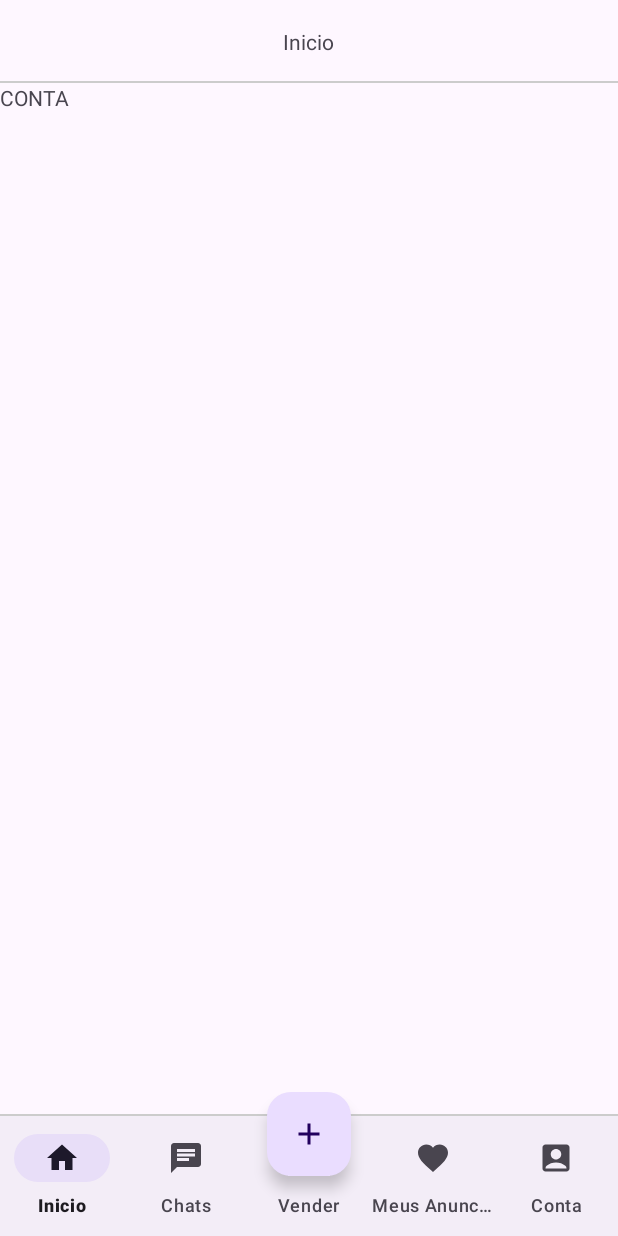
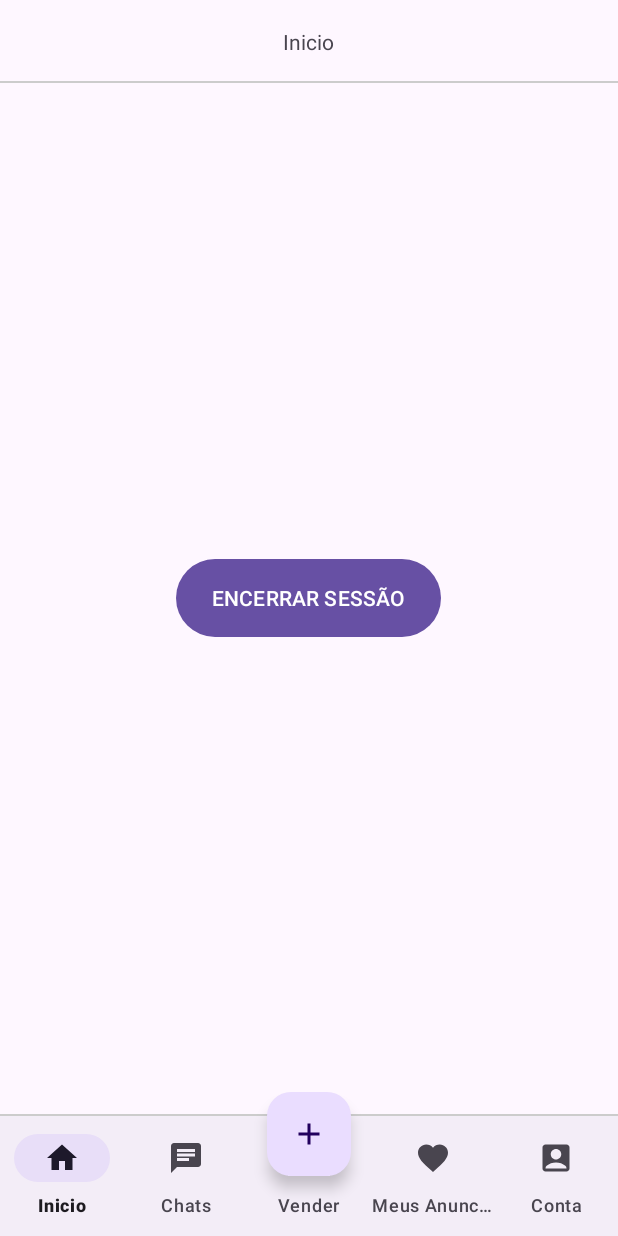
Before and after one commit to thiago082882/App_Compra_Venda, an Android app: the fragment ContaFragment placed in its activity, on a phone screen of 412 x 824 dp. Run offline under Robolectric (Android 15) with nearby library versions, the phone set to English and light mode, and no system bars; our stand-ins replace Firebase (no records; nobody signed in at launch, a user with empty details on screens opened directly).

Commit message:
final app

```diff
--- a/app/src/main/java/com/thiago/appcompraevenda/MainActivity.kt
+++ b/app/src/main/java/com/thiago/appcompraevenda/MainActivity.kt
@@ -1,7 +1,9 @@
 package com.thiago.appcompraevenda
 
+import android.content.Intent
 import androidx.appcompat.app.AppCompatActivity
 import android.os.Bundle
+import com.google.firebase.auth.FirebaseAuth
 import com.thiago.appcompraevenda.databinding.ActivityMainBinding
 import com.thiago.appcompraevenda.databinding.FragmentInicioBinding
 import com.thiago.appcompraevenda.fragmentos.ChatsFragment
@@ -12,11 +14,14 @@ import com.thiago.appcompraevenda.fragmentos.MeusAnunciosFragment
 class MainActivity : AppCompatActivity() {
 
     private lateinit var  binding :ActivityMainBinding
+    private lateinit var firebaseAuth: FirebaseAuth
     override fun onCreate(savedInstanceState: Bundle?) {
         super.onCreate(savedInstanceState)
         binding =ActivityMainBinding.inflate(layoutInflater)
         setContentView(binding.root)
 
+        firebaseAuth = FirebaseAuth.getInstance()
+        comprovarSessao()
         verFragmentInicio()
 
         binding.BottonNV.setOnItemSelectedListener { item ->
@@ -42,6 +47,14 @@ class MainActivity : AppCompatActivity() {
         }
 
 
+    }
+
+    private fun comprovarSessao(){
+        if(firebaseAuth.currentUser == null){
+            startActivity(Intent(this,OpcaoLogin::class.java))
+            finishAffinity()
+
+        }
     }
     private fun verFragmentInicio(){
   binding.TituloRl.text = "Inicio"
--- a/app/src/main/java/com/thiago/appcompraevenda/fragmentos/ContaFragment.kt
+++ b/app/src/main/java/com/thiago/appcompraevenda/fragmentos/ContaFragment.kt
@@ -1,60 +1,49 @@
 package com.thiago.appcompraevenda.fragmentos
 
+import android.content.Context
+import android.content.Intent
 import android.os.Bundle
 import androidx.fragment.app.Fragment
 import android.view.LayoutInflater
 import android.view.View
 import android.view.ViewGroup
-import com.thiago.appcompraevenda.R
+import com.google.firebase.auth.FirebaseAuth
+import com.thiago.appcompraevenda.OpcaoLogin
 
-// TODO: Rename parameter arguments, choose names that match
-// the fragment initialization parameters, e.g. ARG_ITEM_NUMBER
-private const val ARG_PARAM1 = "param1"
-private const val ARG_PARAM2 = "param2"
+import com.thiago.appcompraevenda.databinding.FragmentContaBinding
 
-/**
- * A simple [Fragment] subclass.
- * Use the [ContaFragment.newInstance] factory method to
- * create an instance of this fragment.
- */
+
 class ContaFragment : Fragment() {
-    // TODO: Rename and change types of parameters
-    private var param1: String? = null
-    private var param2: String? = null
 
-    override fun onCreate(savedInstanceState: Bundle?) {
-        super.onCreate(savedInstanceState)
-        arguments?.let {
-            param1 = it.getString(ARG_PARAM1)
-            param2 = it.getString(ARG_PARAM2)
-        }
+    private lateinit var binding: FragmentContaBinding
+    private  lateinit var firebaseAuth: FirebaseAuth
+    private lateinit var mContext : Context
+
+    override fun onAttach(context: Context) {
+        mContext = context
+        super.onAttach(context)
+
     }
-
     override fun onCreateView(
         inflater: LayoutInflater, container: ViewGroup?,
         savedInstanceState: Bundle?
     ): View? {
-        // Inflate the layout for this fragment
-        return inflater.inflate(R.layout.fragment_conta, container, false)
+        binding = FragmentContaBinding.inflate(layoutInflater, container, false)
+        return binding.root
+
     }
 
-    companion object {
-        /**
-         * Use this factory method to create a new instance of
-         * this fragment using the provided parameters.
-         *
-         * @param param1 Parameter 1.
-         * @param param2 Parameter 2.
-         * @return A new instance of fragment ContaFragment.
-         */
-        // TODO: Rename and change types and number of parameters
-        @JvmStatic
-        fun newInstance(param1: String, param2: String) =
-            ContaFragment().apply {
-                arguments = Bundle().apply {
-                    putString(ARG_PARAM1, param1)
-                    putString(ARG_PARAM2, param2)
-                }
-            }
+    override fun onViewCreated(view: View, savedInstanceState: Bundle?) {
+        super.onViewCreated(view, savedInstanceState)
+
+        firebaseAuth = FirebaseAuth.getInstance()
+        binding.BtnEncerrarSessao.setOnClickListener {
+            firebaseAuth.signOut()
+            startActivity(Intent(mContext,OpcaoLogin::class.java))
+            activity?.finishAffinity()
+
+
+        }
     }
+
 }
--- a/app/src/main/res/layout/fragment_conta.xml
+++ b/app/src/main/res/layout/fragment_conta.xml
@@ -1,14 +1,18 @@
 <?xml version="1.0" encoding="utf-8"?>
-<FrameLayout xmlns:android="http://schemas.android.com/apk/res/android"
+<RelativeLayout xmlns:android="http://schemas.android.com/apk/res/android"
     xmlns:tools="http://schemas.android.com/tools"
     android:layout_width="match_parent"
     android:layout_height="match_parent"
     tools:context=".fragmentos.ContaFragment">
 
-    <!-- TODO: Update blank fragment layout -->
-    <TextView
-        android:layout_width="match_parent"
-        android:layout_height="match_parent"
-        android:text="CONTA" />
+    <com.google.android.material.button.MaterialButton
+       android:id="@+id/Btn_encerrar_sessao"
+        android:layout_width="wrap_content"
+        android:layout_height="@dimen/m_button_height"
+        android:layout_centerInParent="true"
+        android:text="@string/Btn_encerrar_sessao"
+        android:textAllCaps="true"
 
-</FrameLayout>
+        />
+
+</RelativeLayout>
--- a/app/src/main/res/values/strings.xml
+++ b/app/src/main/res/values/strings.xml
@@ -24,6 +24,7 @@
     <string name="Btn_registrar">Registrar</string>
 
 
+    <string name="Btn_encerrar_sessao">Encerrar sessão</string>
 
     <!-- TODO: Remove or change this placeholder text -->
     <string name="hello_blank_fragment">Hello blank fragment</string>
```
Also changed, not shown: app/build.gradle.kts (+11 -3 lines), app/src/main/java/com/thiago/appcompraevenda/Constants.kt (added, +8 -0 lines), app/src/main/java/com/thiago/appcompraevenda/OpcaoLogin.kt (+118 -0 lines), app/src/main/java/com/thiago/appcompraevenda/RegistroEmail.kt (+109 -1 lines), app/src/main/java/com/thiago/appcompraevenda/opcao_login/LoginEmail.kt (+62 -0 lines), 1 other file.
